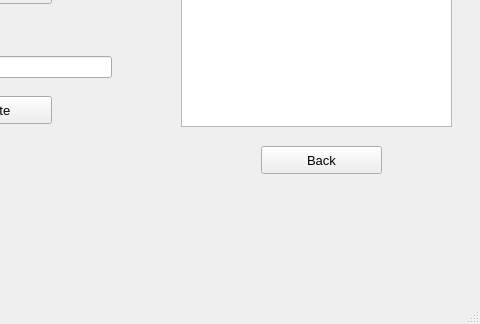
Before: the Qt Designer form gate.ui in Muneeba-Badar/DB-Final-Project, drawn with Qt 5; both pictures show x 329 to 809 and y 244 to 568 of the 809 by 568 pixel window.
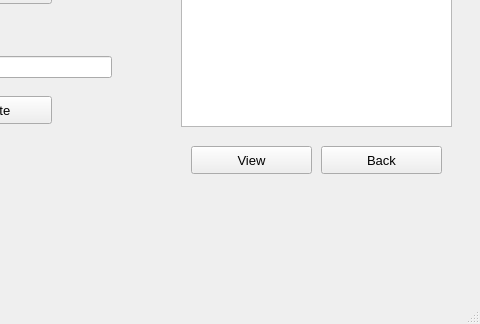
After: the same form once the commit is applied.

Diff of the .ui file:
```diff
--- a/gate.ui
+++ b/gate.ui
@@ -119,7 +119,7 @@
    <widget class="QPushButton" name="GBackBtn">
     <property name="geometry">
      <rect>
-      <x>590</x>
+      <x>650</x>
       <y>390</y>
       <width>121</width>
       <height>28</height>
@@ -162,6 +162,24 @@
      </rect>
     </property>
    </widget>
+   <widget class="QPushButton" name="GViewBtn">
+    <property name="geometry">
+     <rect>
+      <x>520</x>
+      <y>390</y>
+      <width>121</width>
+      <height>28</height>
+     </rect>
+    </property>
+    <property name="font">
+     <font>
+      <pointsize>10</pointsize>
+     </font>
+    </property>
+    <property name="text">
+     <string>View</string>
+    </property>
+   </widget>
   </widget>
   <widget class="QMenuBar" name="menubar">
    <property name="geometry">
```
